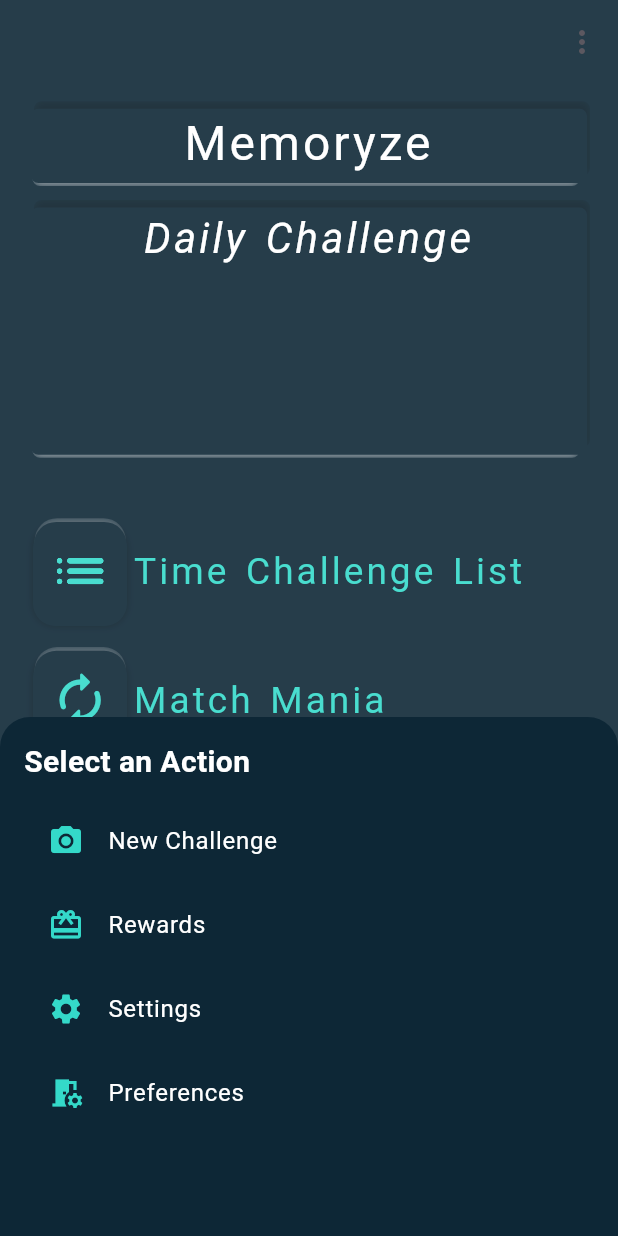
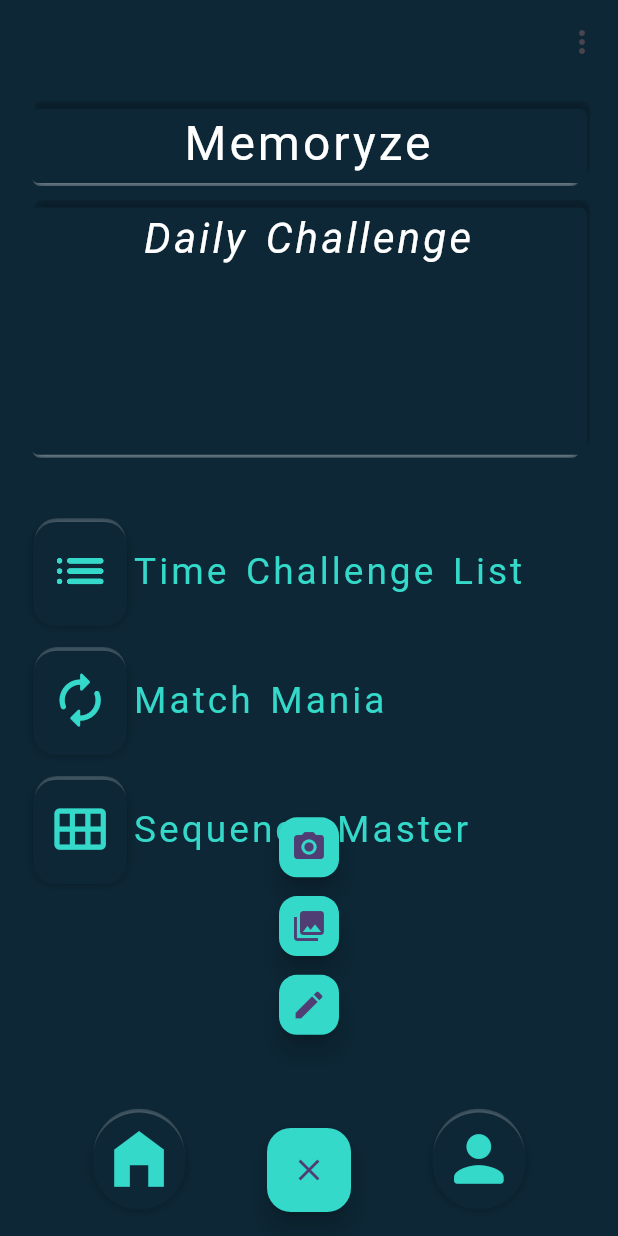
Before and after one commit to Kyllian404/MemoryApp, a Flutter app: the screen it shows after launch, after a tap on the "add" icon, on a phone screen of 412 x 824 dp. Run offline on Flutter 3.47's test engine with Material 3 defaults, Android fonts, the phone set to English and light mode, and no system bars; our stand-ins replace flutter_riverpod, freezed_annotation, google_fonts, riverpod_annotation, sembast; missing offline and left inert: dart:ffi; generated files the repository leaves out were written again.

Commit message:
Animate Actions FAB

```diff
--- a/lib/src/features/memory/presentation/home_memory_page.dart
+++ b/lib/src/features/memory/presentation/home_memory_page.dart
@@ -12,13 +12,13 @@ enum SampleItem { profile, settings, preferences }
 
 class _HomeMemoryPageState extends State<HomeMemoryPage> {
   SampleItem? selectedItem;
+  bool _isExpanded = false;
 
   @override
   Widget build(BuildContext context) {
     // Get screen dimensions
     final screenWidth = MediaQuery.of(context).size.width;
     final screenHeight = MediaQuery.of(context).size.height;
-    final isPortrait = screenHeight > screenWidth;
 
     return Scaffold(
       appBar: AppBar(
@@ -172,9 +172,9 @@ class _HomeMemoryPageState extends State<HomeMemoryPage> {
           ),
           //* Navigation bottom
           Positioned(
-            bottom: screenHeight * 0.02,
-            left: screenWidth * 0.03,
-            right: screenWidth * 0.03,
+            bottom: screenHeight * 0.025,
+            left: screenWidth * -0.25,
+            right: screenWidth * -0.25,
             child: Row(
               mainAxisAlignment: MainAxisAlignment.spaceEvenly,
               children: [
@@ -188,85 +188,6 @@ class _HomeMemoryPageState extends State<HomeMemoryPage> {
                 buildBottomNavItem(
                   context,
                   screenWidth,
-                  'Add',
-                  Icons.add,
-                  () {
-                    showModalBottomSheet(
-                      context: context,
-                      barrierColor: Colors.white.withOpacity(0.1),
-                      builder: (context) {
-                        return Container(
-                          padding: const EdgeInsets.all(16.0),
-                          height: screenHeight * 0.42,
-                          decoration: const BoxDecoration(
-                            color: AppColors.fondApp,
-
-                            borderRadius: BorderRadius.vertical(
-                                top: Radius.circular(20.0)),
-                          ),
-                          child: Column(
-                            crossAxisAlignment: CrossAxisAlignment.start,
-                            children: [
-                              const Text(
-                                'Select an Action',
-                                style: TextStyle(
-                                  fontFamily: 'Roboto',
-                                  fontSize: 20,
-                                  fontWeight: FontWeight.bold,
-                                  color: Colors.white,
-                                ),
-                              ),
-                              const SizedBox(height: 10),
-                              ListTile(
-                                leading: const Icon(Icons.camera_alt,
-                                    color: AppColors.iconsPrimary),
-                                title: const Text('New Challenge',
-                                    style: TextStyle(color: Colors.white)),
-                                onTap: () {
-                                  // Your action here
-                                  Navigator.pop(context);
-                                },
-                              ),
-                              ListTile(
-                                leading: const Icon(Icons.card_giftcard,
-                                    color: AppColors.iconsPrimary),
-                                title: const Text('Rewards',
-                                    style: TextStyle(color: Colors.white)),
-                                onTap: () {
-                                  // Your action here
-                                  Navigator.pop(context);
-                                },
-                              ),
-                              ListTile(
-                                leading: const Icon(Icons.settings,
-                                    color: AppColors.iconsPrimary),
-                                title: const Text('Settings',
-                                    style: TextStyle(color: Colors.white)),
-                                onTap: () {
-                                  // Your action here
-                                  Navigator.pop(context);
-                                },
-                              ),
-                              ListTile(
-                                leading: const Icon(Icons.room_preferences,
-                                    color: AppColors.iconsPrimary),
-                                title: const Text('Preferences',
-                                    style: TextStyle(color: Colors.white)),
-                                onTap: () {
-                                  // Your action here
-                                  Navigator.pop(context);
-                                },
-                              ),
-                            ],
-                          ),
-                        );
-                      },
-                    );
-                  },
-                ),
-                buildBottomNavItem(
-                  context,
-                  screenWidth,
                   'Profile',
                   Icons.person_rounded,
                   () => print("Profile"),
@@ -276,8 +197,59 @@ class _HomeMemoryPageState extends State<HomeMemoryPage> {
           ),
         ],
       ),
+      floatingActionButton: _buildExpandableFab(),
+      floatingActionButtonLocation: FloatingActionButtonLocation.centerFloat,
     );
   }
+
+  Widget _buildExpandableFab() {
+    return Stack(
+      alignment: Alignment.bottomCenter, // Aligner le bouton dans le coin en bas à droite
+      children: [
+        // Boutons d'actions flottants qui apparaissent à partir du bouton principal
+        _buildActionButton(Icons.camera_alt, "Take a Photo", 1),
+        _buildActionButton(Icons.photo_library, "Choose from Gallery", 2),
+        _buildActionButton(Icons.edit, "Create a Note", 3),
+
+        // Bouton principal qui déclenche l'apparition des autres boutons
+        FloatingActionButton(
+          backgroundColor: AppColors.iconsPrimary,
+
+          onPressed: () {
+            setState(() {
+              _isExpanded = !_isExpanded; // Inverser l'état d'expansion lorsqu'on appuie sur le bouton
+            });
+          },
+          child: Icon(_isExpanded ? Icons.close : Icons.add), // Changer l'icône en fonction de l'état
+        ),
+      ],
+    );
+  }
+
+    Widget _buildActionButton(IconData icon, String tooltip, int index) {
+    return Visibility(
+      visible: _isExpanded, // Le bouton est visible uniquement si _isExpanded est true
+      child: AnimatedContainer(
+        alignment: Alignment(0.0, 0.3),
+        duration: const Duration(milliseconds: 300), // Durée de l'animation
+        margin: EdgeInsets.only(top: index * 150), // Déplacer les boutons vers le haut
+        curve: Curves.bounceInOut,
+        child: FloatingActionButton(
+          mini: true, // Bouton flottant plus petit
+          backgroundColor: AppColors.iconsPrimary,
+          onPressed: () {
+            print(tooltip);
+            setState(() {
+              _isExpanded = false; // Replier les boutons après avoir cliqué
+            });
+          },
+          child: Icon(icon),
+          tooltip: tooltip,
+        ),
+      ),
+    );
+  }
+
 
   Widget buildRowItem(
     BuildContext context,
```
